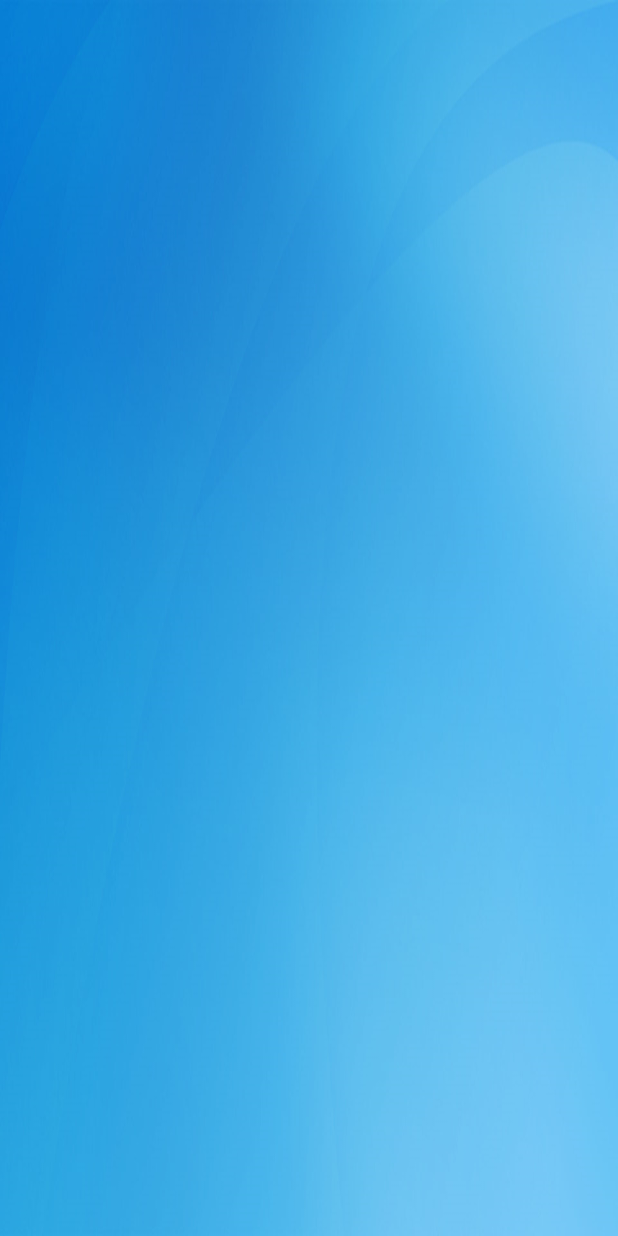
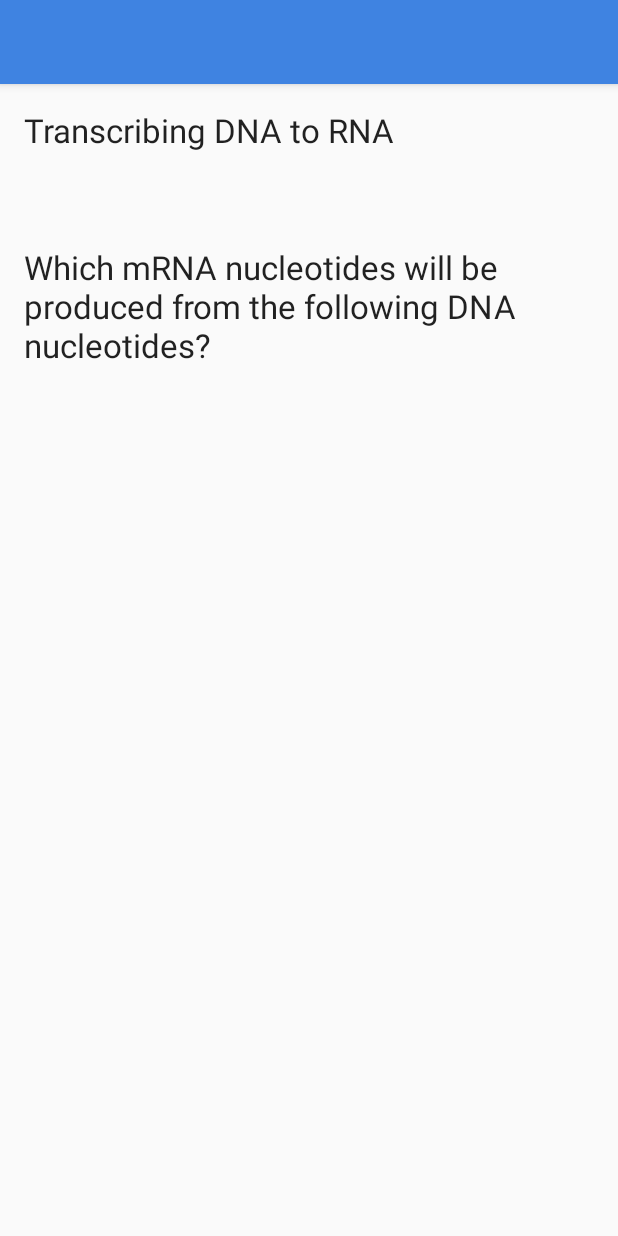
Before and after one commit to skarpath/MajorReady, an Android app: the screen it shows after launch (MainActivity), on a phone screen of 412 x 824 dp. Run offline under Robolectric (Android 15) with nearby library versions, the phone set to English and light mode, and no system bars.

Commit message:
Updates to data.java and activty

```diff
--- a/app/src/main/AndroidManifest.xml
+++ b/app/src/main/AndroidManifest.xml
@@ -18,6 +18,10 @@
                 <category android:name="android.intent.category.LAUNCHER" />
             </intent-filter>
         </activity>
+        <activity
+            android:name=".Level2Q2Activity"
+            android:label="@string/title_activity_level2_q2"
+            android:theme="@style/AppTheme.NoActionBar"></activity>
     </application>
 
 </manifest>
--- a/app/src/main/java/com/stephenk/majorready/Data.java
+++ b/app/src/main/java/com/stephenk/majorready/Data.java
@@ -4,7 +4,18 @@ package com.stephenk.majorready;
  * Created by Stephen on 1/29/2016.
  */
 public class Data {
-    String moreInfo;
-    String name;
-    String rna;
+
+    //Biology
+    String[] HeadingsQuestions = {
+            "Create Your own gene",
+            "Which mRNA nucleotides will be produced from the following DNA nucleotides?",
+            "This your DNA sequence how many mRNA nucleotides will upi meed to transcribe the DNA",
+
+    };
+    String user_name;
+    String DNA_SEQ;
+    String RNA_SEQ;
+
+
+
 }
--- /dev/null
+++ b/app/src/main/java/com/stephenk/majorready/Level2Q2Activity.java
@@ -0,0 +1,22 @@
+package com.stephenk.majorready;
+
+import android.os.Bundle;
+import android.support.design.widget.FloatingActionButton;
+import android.support.design.widget.Snackbar;
+import android.support.v7.app.AppCompatActivity;
+import android.support.v7.widget.Toolbar;
+import android.view.View;
+
+public class Level2Q2Activity extends AppCompatActivity {
+
+    @Override
+    protected void onCreate(Bundle savedInstanceState) {
+        super.onCreate(savedInstanceState);
+        setContentView(R.layout.activity_level2_q2);
+        Toolbar toolbar = (Toolbar) findViewById(R.id.toolbar);
+        setSupportActionBar(toolbar);
+
+
+    }
+
+}
--- a/app/src/main/java/com/stephenk/majorready/MainActivity.java
+++ b/app/src/main/java/com/stephenk/majorready/MainActivity.java
@@ -19,7 +19,7 @@ public class MainActivity extends AppCompatActivity {
         super.onCreate(savedInstanceState);
 
 
-        setContentView(R.layout.main_activity);
+        setContentView(R.layout.activity_level2_q2);
 
 
 
--- /dev/null
+++ b/app/src/main/res/layout/activity_level2_q2.xml
@@ -0,0 +1,26 @@
+<?xml version="1.0" encoding="utf-8"?>
+<android.support.design.widget.CoordinatorLayout xmlns:android="http://schemas.android.com/apk/res/android"
+    xmlns:app="http://schemas.android.com/apk/res-auto"
+    xmlns:tools="http://schemas.android.com/tools"
+    android:layout_width="match_parent"
+    android:layout_height="match_parent"
+    android:fitsSystemWindows="true"
+    tools:context="com.stephenk.majorready.Level2Q2Activity">
+
+    <android.support.design.widget.AppBarLayout
+        android:layout_width="match_parent"
+        android:layout_height="wrap_content"
+        android:theme="@style/AppTheme.AppBarOverlay">
+
+        <android.support.v7.widget.Toolbar
+            android:id="@+id/toolbar"
+            android:layout_width="match_parent"
+            android:layout_height="?attr/actionBarSize"
+            android:background="#3f83e1"
+            app:popupTheme="@style/AppTheme.PopupOverlay" />
+
+    </android.support.design.widget.AppBarLayout>
+
+    <include layout="@layout/content_level2_q2" />
+
+</android.support.design.widget.CoordinatorLayout>
--- /dev/null
+++ b/app/src/main/res/layout/content_level2_q2.xml
@@ -0,0 +1,41 @@
+<?xml version="1.0" encoding="utf-8"?>
+<RelativeLayout xmlns:android="http://schemas.android.com/apk/res/android"
+    xmlns:app="http://schemas.android.com/apk/res-auto"
+    xmlns:tools="http://schemas.android.com/tools"
+    android:layout_width="match_parent"
+    android:layout_height="match_parent"
+    android:paddingBottom="@dimen/activity_vertical_margin"
+    android:paddingLeft="@dimen/activity_horizontal_margin"
+    android:paddingRight="@dimen/activity_horizontal_margin"
+    android:paddingTop="@dimen/activity_vertical_margin"
+    app:layout_behavior="@string/appbar_scrolling_view_behavior"
+    tools:context="com.stephenk.majorready.Level2Q2Activity"
+    tools:showIn="@layout/activity_level2_q2">
+
+    <LinearLayout
+        android:orientation="vertical"
+        android:layout_width="wrap_content"
+        android:layout_height="wrap_content">
+
+        <TextView
+            android:layout_width="match_parent"
+            android:layout_height="wrap_content"
+            android:textAppearance="?android:attr/textAppearanceLarge"
+            android:text="@string/titleHeader_Level2Q2Activity"
+            android:id="@+id/textView"
+            android:layout_alignParentTop="true"
+            android:layout_alignParentStart="true" />
+
+        <TextView
+            android:layout_width="wrap_content"
+            android:layout_height="wrap_content"
+            android:textAppearance="?android:attr/textAppearanceLarge"
+            android:text="@string/titleQuestion_Level2Q2Activity"
+            android:id="@+id/textView2"
+            android:layout_below="@+id/textView"
+            android:layout_alignParentStart="true"
+            android:layout_marginTop="62dp" />
+
+    </LinearLayout>
+
+</RelativeLayout>
--- a/app/src/main/res/values/strings.xml
+++ b/app/src/main/res/values/strings.xml
@@ -1,4 +1,8 @@
 <resources>
     <string name="app_name">MajorReady</string>
     <string name="action_settings">Settings</string>
+    <string name="title_activity_level2_q2">Level2Q2Activity</string>
+    <string name="titleHeader_Level2Q2Activity">Transcribing DNA to RNA</string>
+    <string name="titleQuestion_Level2Q2Activity">Which mRNA nucleotides will be produced from the following DNA nucleotides?</string>
+
 </resources>
```
